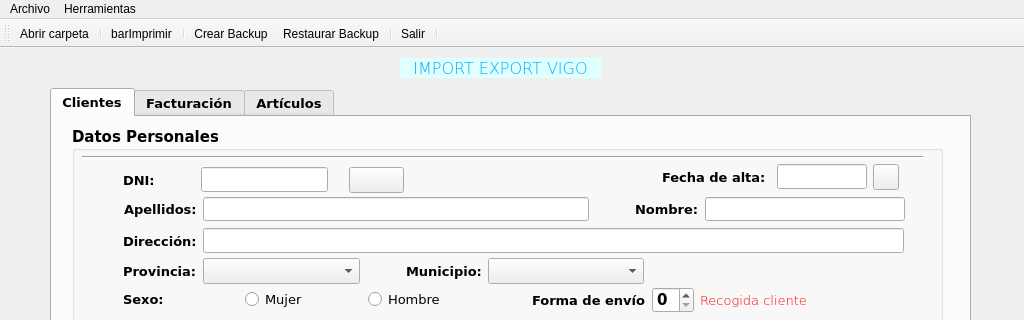
Old version of the form window.ui in the repository beafaro/farocarrera; both pictures show x 0 to 1024 and y 0 to 320 of the 1024 by 800 pixel window.
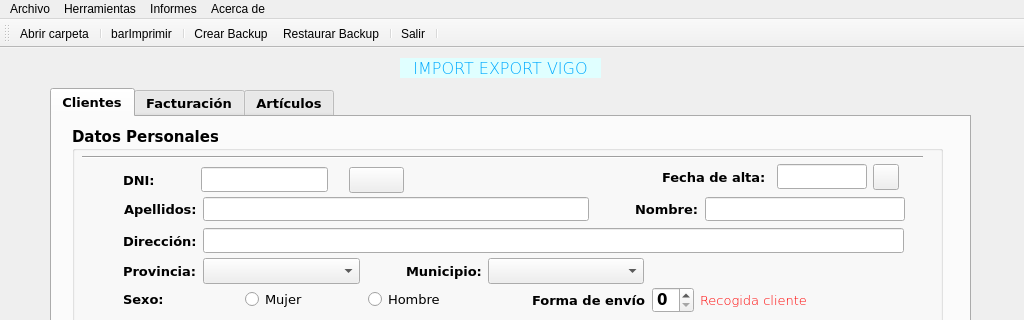
New version of the form. Icons and pictures are not drawn.

Commit message: Comienzo informes

What changed in the file:
```diff
--- a/window.ui
+++ b/window.ui
@@ -1029,8 +1029,21 @@
     <addaction name="actionCrear_Backup"/>
     <addaction name="actionRestaurar_Backup"/>
    </widget>
+   <widget class="QMenu" name="menuInformes">
+    <property name="title">
+     <string>Informes</string>
+    </property>
+    <addaction name="actionListado_clientes"/>
+   </widget>
+   <widget class="QMenu" name="menuAcer_de">
+    <property name="title">
+     <string>Acerca de</string>
+    </property>
+   </widget>
    <addaction name="menuArchivo"/>
    <addaction name="menuHerramientas"/>
+   <addaction name="menuInformes"/>
+   <addaction name="menuAcer_de"/>
   </widget>
   <widget class="QStatusBar" name="statusbar"/>
   <widget class="QToolBar" name="toolBar">
```
Left out of the diff: 5 changed lines with no effect on the pictures. The commit also changes 8 other files.
